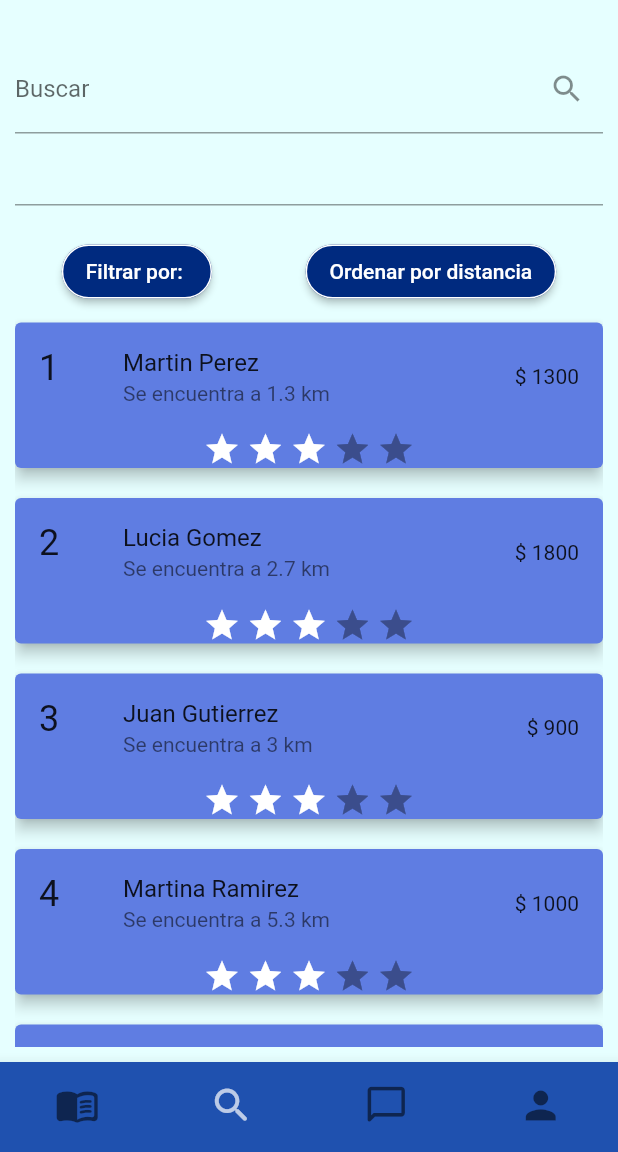
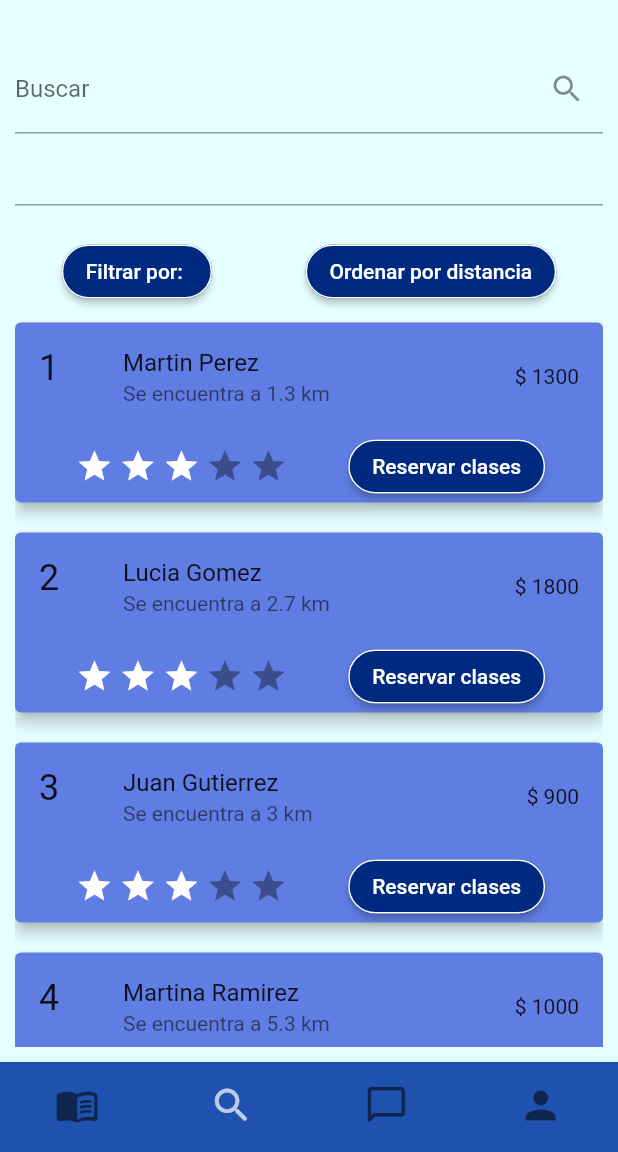
Before and after one commit to daviditco4/teachme-app, a Flutter app: the screen it shows once a user with an empty profile is signed in, item 2 of the bottom bar chosen, on a phone screen of 412 x 824 dp, the part 84-1236 px from its top. Run offline on Flutter 3.47's test engine with Material 2 defaults, Android fonts, the phone set to English and light mode, and no system bars; drawn by our look-alikes of flutter_rating_bar; our stand-ins replace cloud_firestore, firebase_auth, firebase_core, firebase_storage, font_awesome_flutter, image_picker; accounts and stored records are empty.

Commit message:
reservar clases

```diff
--- a/lib/pages/search_page.dart
+++ b/lib/pages/search_page.dart
@@ -1,5 +1,6 @@
 import 'package:cloud_firestore/cloud_firestore.dart';
 import 'package:firebase_storage/firebase_storage.dart';
+import 'package:flutter/cupertino.dart';
 import 'package:flutter/material.dart';
 import 'package:flutter_rating_bar/flutter_rating_bar.dart';
 import 'package:teachme_app/constants/theme.dart';
@@ -37,6 +38,22 @@ class SearchPage extends StatefulWidget {
 }
 
 class _SearchPage extends State<SearchPage> {
+
+  Future<bool?> showWarning(BuildContext context) async => showDialog<bool>(
+    context: context,
+    builder: (context) => AlertDialog(
+      title: const Text('Seguro quiere recibir la clase del Profesor?'),
+      actions: [
+        ElevatedButton(
+            onPressed: () => Navigator.pop(context, false),
+            child: const Text('No')),
+        ElevatedButton(
+            onPressed: () => Navigator.pop(context, true),
+            child: const Text('Si'))
+      ],
+    ),
+  );
+
   // This holds a list of fiction users
   // You can use data fetched from a database or a server as well
   final List<Map<String, dynamic>> _allUsers = [
@@ -210,7 +227,7 @@ class _SearchPage extends State<SearchPage> {
                                 ),
                                 Row(
                                   mainAxisAlignment:
-                                      MainAxisAlignment.spaceAround,
+                                      MainAxisAlignment.spaceEvenly,
                                   children: <Widget>[
                                     RatingBar.builder(
                                       initialRating: 3,
@@ -228,6 +245,17 @@ class _SearchPage extends State<SearchPage> {
                                       onRatingUpdate: (rating) {
                                         print(rating);
                                       },
+                                    ),
+                                    ElevatedButton(
+                                      onPressed: () => showWarning(context),
+                                      child: const Text('Reservar clases'),
+                                      style: ButtonStyle(
+                                          backgroundColor:
+                                          MaterialStateProperty.all(MyColors.buttonCardClass),
+                                          shape: MaterialStateProperty
+                                              .all<RoundedRectangleBorder>(RoundedRectangleBorder(
+                                              borderRadius: BorderRadius.circular(18),
+                                              side: const BorderSide(color: Colors.white)))),
                                     ),
                                   ],
                                 ),
```
